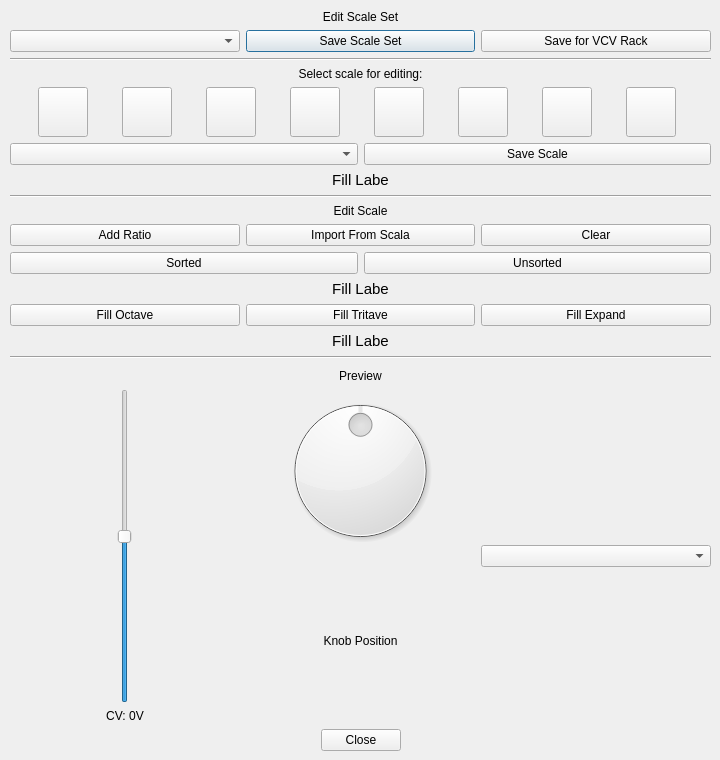
First picture: the form in sync3_scale_editor.ui, repository starlingcode/viaflash, before the edit.
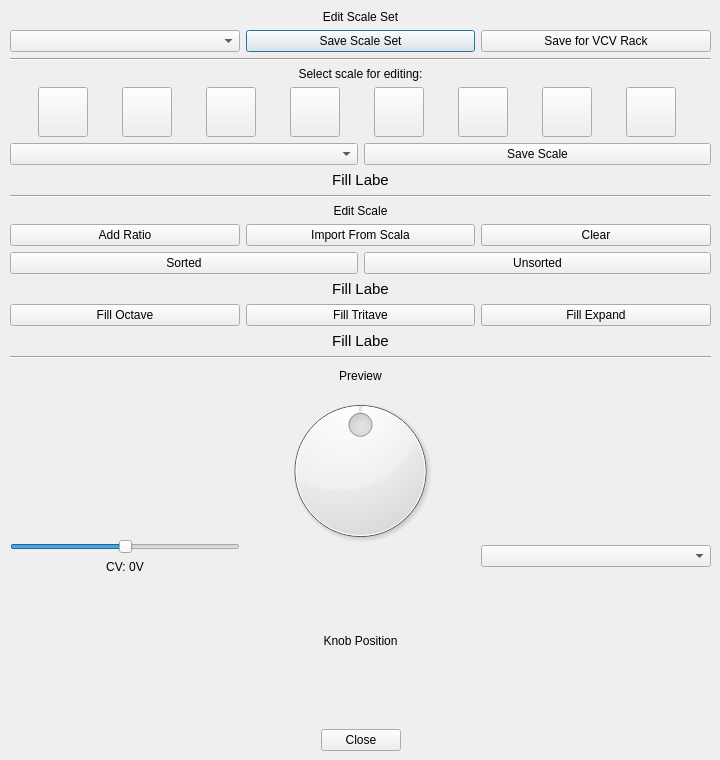
Second picture: the form after the edit. Custom widgets are drawn as their Qt base class.

Commit message: Fix cv slider label, temporarily make horizontal

What changed in the file:
```diff
--- a/sync3_scale_editor.ui
+++ b/sync3_scale_editor.ui
@@ -595,27 +595,51 @@
       <item>
        <layout class="QVBoxLayout" name="verticalLayout_7">
         <item>
-         <layout class="QHBoxLayout" name="horizontalLayout_14">
+         <spacer name="verticalSpacer">
+          <property name="orientation">
+           <enum>Qt::Vertical</enum>
+          </property>
+          <property name="sizeHint" stdset="0">
+           <size>
+            <width>20</width>
+            <height>40</height>
+           </size>
+          </property>
+         </spacer>
+        </item>
           <item>
            <widget class="QSlider" name="cvSlider">
+          <property name="sizePolicy">
+           <sizepolicy hsizetype="Minimum" vsizetype="Maximum">
+            <horstretch>0</horstretch>
+            <verstretch>0</verstretch>
+           </sizepolicy>
+          </property>
+          <property name="minimum">
+           <number>-50</number>
+          </property>
             <property name="maximum">
-             <number>15</number>
+           <number>50</number>
             </property>
             <property name="value">
-             <number>8</number>
+           <number>0</number>
             </property>
             <property name="sliderPosition">
-             <number>8</number>
+           <number>0</number>
             </property>
             <property name="orientation">
-             <enum>Qt::Vertical</enum>
+           <enum>Qt::Horizontal</enum>
             </property>
            </widget>
           </item>
-         </layout>
-        </item>
         <item>
-         <widget class="QLabel" name="label_6">
+         <widget class="QLabel" name="cvLabel">
+          <property name="sizePolicy">
+           <sizepolicy hsizetype="Preferred" vsizetype="Maximum">
+            <horstretch>0</horstretch>
+            <verstretch>0</verstretch>
+           </sizepolicy>
+          </property>
           <property name="text">
            <string>CV: 0V</string>
           </property>
@@ -624,6 +648,19 @@
           </property>
          </widget>
         </item>
+        <item>
+         <spacer name="verticalSpacer_2">
+          <property name="orientation">
+           <enum>Qt::Vertical</enum>
+          </property>
+          <property name="sizeHint" stdset="0">
+           <size>
+            <width>20</width>
+            <height>40</height>
+           </size>
+          </property>
+         </spacer>
+        </item>
        </layout>
       </item>
       <item>
```
Left out of the diff: 4 changed lines with no effect on the pictures. Lines whose indentation alone changed are shown as unchanged. The commit also changes 3 other files.
